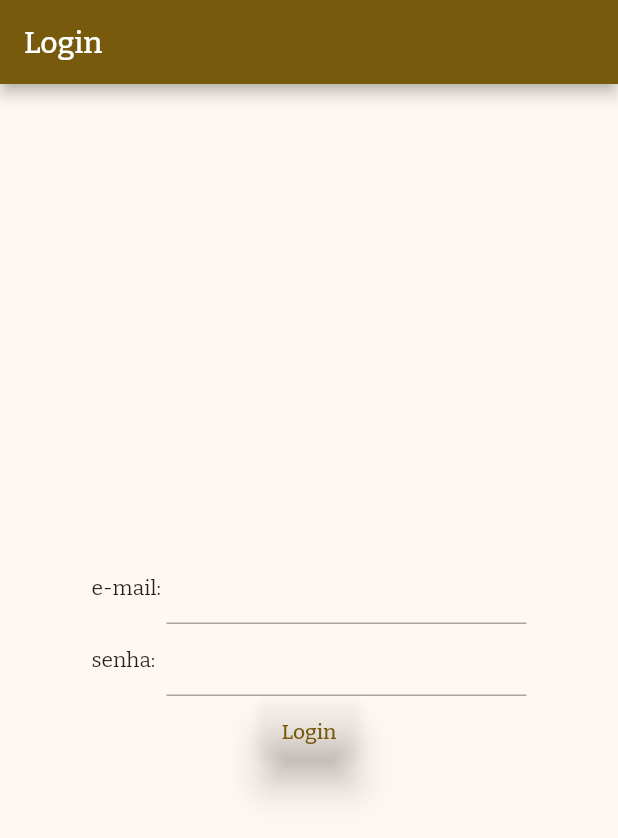
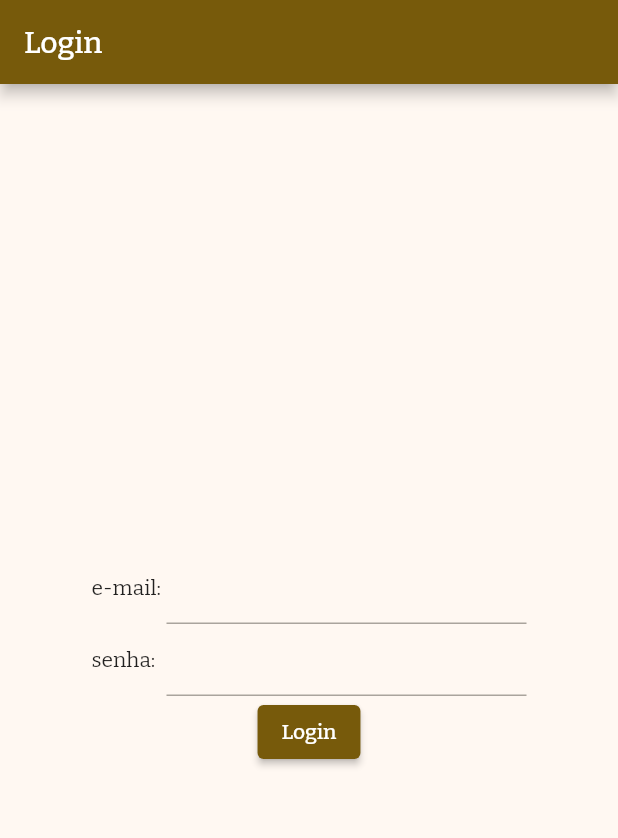
Before and after one commit to eugeniogz/webapi, a Flutter app: the screen it shows after launch, on a phone screen of 412 x 824 dp. Shown: the top 838 px of the screen. Run offline on Flutter 3.47's test engine with Material 2 defaults, Android fonts, the phone set to English and light mode, and no system bars; our stand-ins replace flutter_secure_storage, google_fonts, logger; missing offline and left inert: http_interceptor; accounts and stored records are empty.

Commit message:
botão login

```diff
--- a/lib/helpers/globals.dart
+++ b/lib/helpers/globals.dart
@@ -6,7 +6,6 @@ String? accessToken;
 
 User? user;
 
-//const String url = "http://localhost:8080/";
 // const String url =  "http://192.168.0.53:3001/"; //Mac
-const String url =  "http://192.168.0.36:3001/"; //Dell
-// const String url =  "http://150.164.72.167:3001/";
+// const String url =  "http://192.168.0.36:3001/"; //Dell
+const String url =  "http://150.164.72.167:3001/";
--- a/lib/screens/login_screen/login_screen.dart
+++ b/lib/screens/login_screen/login_screen.dart
@@ -43,10 +43,10 @@ class _LoginScreenState extends State<LoginScreen> {
                 child: TextField(
                     controller: passwordController, obscureText: true))
           ]),
-          TextButton(
-              style: TextButton.styleFrom(
-                elevation: 10,
-              ),
+          ElevatedButton(
+              // style: TextButton.styleFrom(
+              //   elevation: 10,
+              // ),
               onPressed: () {
                 login()
                     .then((value) =>
```
Also changed, not shown: lib/screens/edit_journal_screen/edit_journal_screen.dart (+4 -4 lines).
